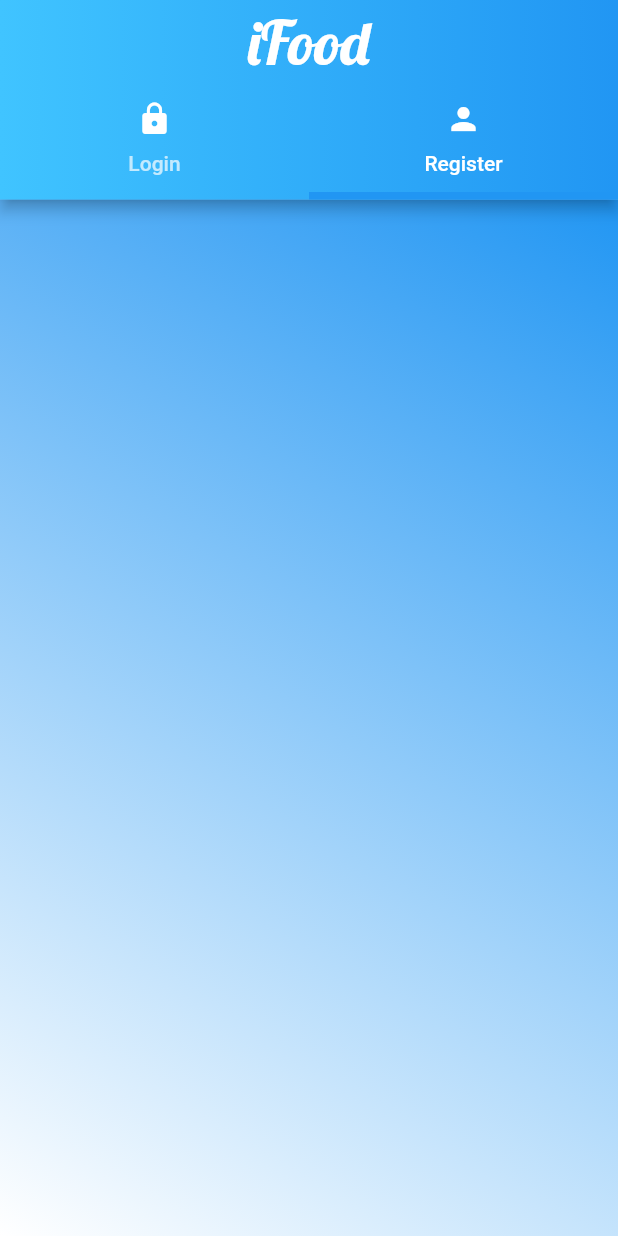
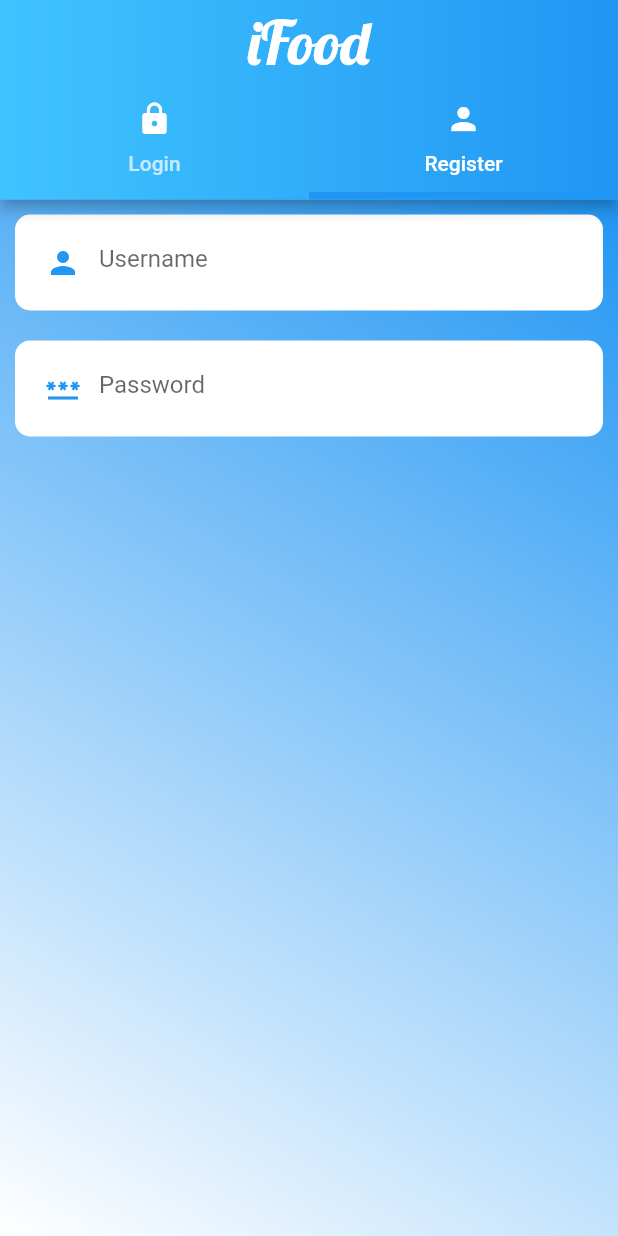
Before and after one commit to remixdrama/SulogoonV2, a Flutter app: the screen it shows after launch, tab 2 chosen, on a phone screen of 412 x 824 dp. Run offline on Flutter 3.47's test engine with Material 2 defaults, Android fonts, the phone set to English and light mode, and no system bars.

Commit message:
added custom text field

```diff
--- a/lib/authentication/register.dart
+++ b/lib/authentication/register.dart
@@ -1,4 +1,5 @@
 import 'package:flutter/material.dart';
+import 'package:sulogoonv2_app/widgets/custom_text_field.dart';
 
 class RegisterScreen extends StatefulWidget {
   const RegisterScreen({super.key});
@@ -8,8 +9,26 @@
 }
 
 class _RegisterScreenState extends State<RegisterScreen> {
+  TextEditingController userController = TextEditingController();
+  TextEditingController passController = TextEditingController();
+
   @override
   Widget build(BuildContext context) {
-    return Container();
+    return Column(
+      children: [
+        CustomTextField(
+          controller: userController,
+          data: Icons.person,
+          hintText: "Username",
+          isObscure: false,
+        ),
+        CustomTextField(
+          controller: passController,
+          data: Icons.password,
+          hintText: "Password",
+          isObscure: true,
+        ),
+      ],
+    );
   }
 }
--- /dev/null
+++ b/lib/widgets/custom_text_field.dart
@@ -0,0 +1,44 @@
+import 'package:flutter/material.dart';
+
+class CustomTextField extends StatelessWidget {
+  final TextEditingController? controller;
+  final IconData? data;
+  final String? hintText;
+  bool? isObscure = true;
+  bool? enabled = true;
+
+  CustomTextField({
+    this.controller,
+    this.data,
+    this.hintText,
+    this.isObscure,
+    this.enabled,
+  });
+
+  @override
+  Widget build(BuildContext context) {
+    return Container(
+      decoration: const BoxDecoration(
+        color: Colors.white,
+        borderRadius: BorderRadius.all(Radius.circular(10)),
+      ),
+      padding: const EdgeInsets.all(8.0),
+      margin: const EdgeInsets.all(10),
+      child: TextFormField(
+        enabled: enabled,
+        controller: controller,
+        obscureText: isObscure!,
+        cursorColor: Theme.of(context).primaryColor,
+        decoration: InputDecoration(
+          border: InputBorder.none,
+          prefixIcon: Icon(
+            data,
+            color: Colors.blue,
+          ),
+          focusColor: Theme.of(context).primaryColor,
+          hintText: hintText,
+        ),
+      ),
+    );
+  }
+}
```
